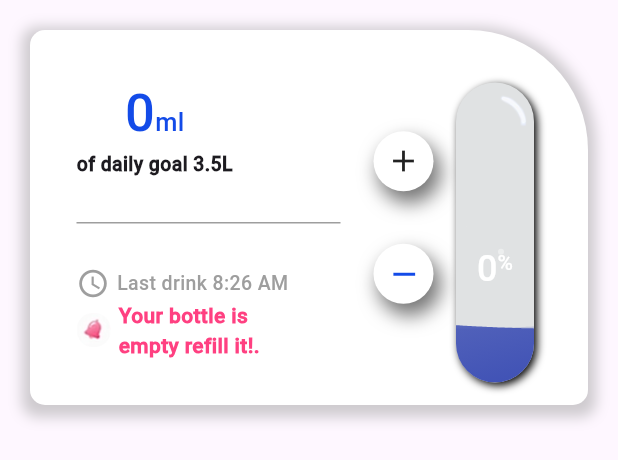
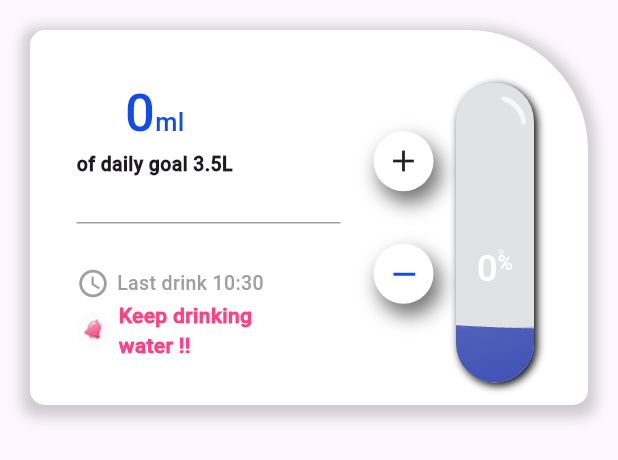
Before and after one commit to Vinesh018/PlusFitness001, a Flutter app: what waterContainer() shows on an empty page, opened directly, after a tap on the "add" icon, after a tap on the "remove" icon, on a phone screen of 412 x 824 dp. Shown: the top 460 px of the screen. Run offline on Flutter 3.47's test engine with Material 3 defaults, Android fonts, the phone set to English and light mode, and no system bars; our stand-ins replace animated_splash_screen, cloud_firestore, firebase_auth, firebase_core, get, google_sign_in and 7 more; missing offline and left inert: dart:ffi, gradient_icon; accounts and stored records are empty; project files that could hold a hidden picture were left out.

Commit message:
water container

```diff
--- a/lib/Vinesh/v_water_container.dart
+++ b/lib/Vinesh/v_water_container.dart
@@ -1,4 +1,5 @@
 import 'package:flutter/material.dart';
+import 'package:intl/intl.dart';
 import 'package:plus_fitness/Vinesh/waveviwe.dart';
 // import 'package:liquid_progress_indicator_v2/liquid_progress_indicator.dart';
 import 'package:liquid_progress_indicator_v2/liquid_progress_indicator.dart';
@@ -10,6 +11,9 @@ class waterContainer extends StatefulWidget {
 
 double waterpercentage = 0;
 int waterInMl = 0;
+var waterDrinkTime = "--";
+String waterNotification = "Keep drinking water !!";
+int i = 1;
 
 class waterContainerState extends State<waterContainer> {
   @override
@@ -18,6 +22,10 @@ class waterContainerState extends State<waterContainer> {
       super.initState();
       waterpercentage = waterpercentage;
       waterInMl = waterInMl;
+      waterDrinkTime = waterDrinkTime;
+      waterNotification = waterNotification;
+
+
     }
 
     var screenwidth = MediaQuery.of(context).size.width;
@@ -105,7 +113,7 @@ class waterContainerState extends State<waterContainer> {
                                 width: 5,
                               ),
                               Text(
-                                "Last drink 8:26 AM",
+                                "Last drink $waterDrinkTime",
                                 style: TextStyle(
                                     fontFamily: "FontMain",
                                     fontSize: 13,
@@ -126,7 +134,7 @@ class waterContainerState extends State<waterContainer> {
                               SizedBox(
                                 width: 110,
                                 child: Text(
-                                  "Your bottle is empty refill it!.",
+                                  "$waterNotification",
                                   style: TextStyle(
                                       fontFamily: "FontMain",
                                       fontSize: 14,
@@ -165,6 +173,12 @@ class waterContainerState extends State<waterContainer> {
                                 ]),
                             child: InkWell(
                               onTap: () {
+                                DateTime date = DateTime.now();
+                                String time = "${date.hour}:${date.minute}";
+                                final now = DateTime.now().hour;
+
+                                waterDrinkTime = time;
+
                                 waterpercentage = waterpercentage + 5;
                                 waterInMl = waterInMl + 175;
                                 setState(() {
@@ -173,6 +187,16 @@ class waterContainerState extends State<waterContainer> {
                                   }
                                   if (waterInMl >= 3500) {
                                     waterInMl = 3500;
+                                  }
+
+                                  if (waterInMl == 700 * i) {
+                                    print("multiple of 700");
+                                    i++;
+                                    waterNotification =
+                                        " Your bottle is empty refill it";
+                                  } else {
+                                    waterNotification =
+                                        "Keep drinking water !!";
                                   }
                                 });
                               },
@@ -216,6 +240,15 @@ class waterContainerState extends State<waterContainer> {
                                       }
                                       if (waterInMl <= 0) {
                                         waterInMl = 0;
+                                      }
+                                      if (waterInMl == 700 * i) {
+                                        print("multiple of 700");
+                                        i--;
+                                        waterNotification =
+                                            " Your bottle is empty refill it";
+                                      } else {
+                                        waterNotification =
+                                            "Keep drinking water !!";
                                       }
                                     });
                                   },
```
